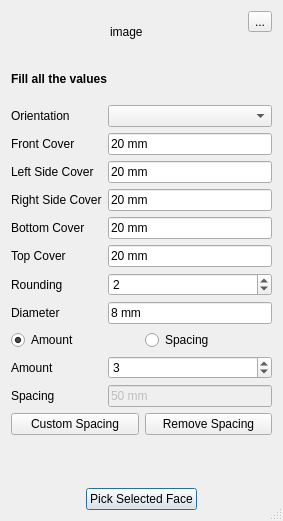
amrit3701/FreeCAD-Reinforcement, file LShapeRebar.ui: the form before one commit.
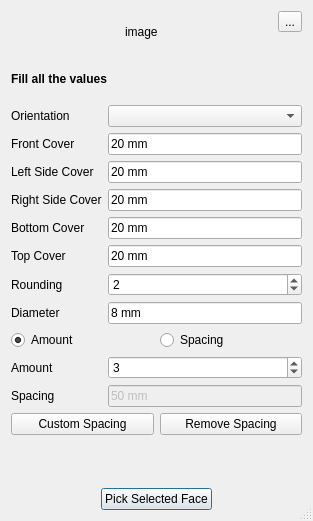
The form after the commit. Custom widgets are drawn as their Qt base class.

Patch:
```diff
--- a/LShapeRebar.ui
+++ b/LShapeRebar.ui
@@ -6,7 +6,7 @@
    <rect>
     <x>0</x>
     <y>0</y>
-    <width>283</width>
+    <width>313</width>
     <height>521</height>
    </rect>
   </property>
@@ -210,7 +210,7 @@
       </widget>
      </item>
      <item row="0" column="1">
-      <widget class="Gui::PrefComboBox" name="orientation"/>
+      <widget class="Gui::PrefComboBox" name="orientationValue"/>
      </item>
      <item row="3" column="0">
       <widget class="QLabel" name="r_sideCoverLabel">
```
Left out of the diff: 2 changed lines with no effect on the pictures.
